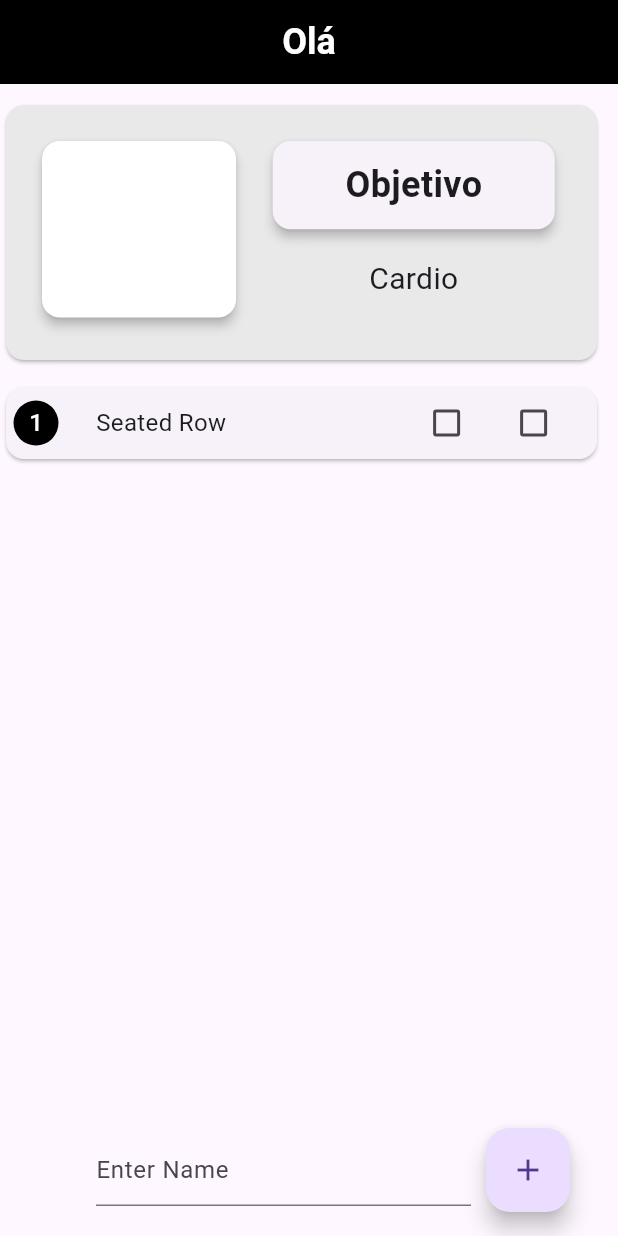
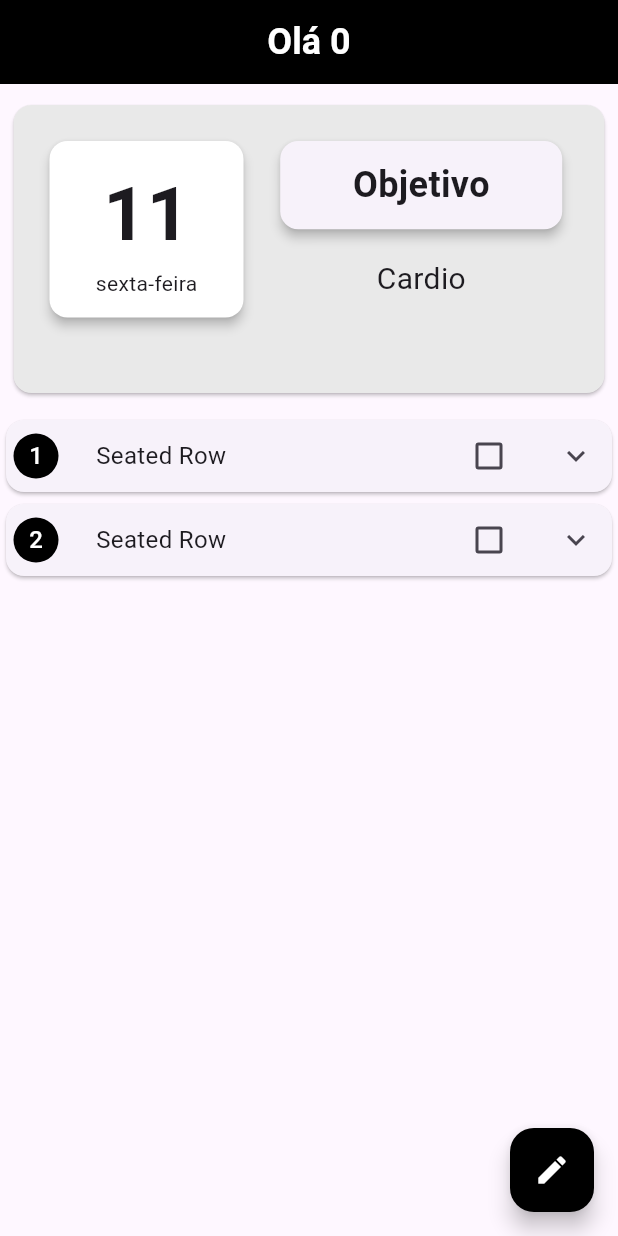
Before and after one commit to Silveira-Guilherme/WeiNote, a Flutter app: the MPage screen opened directly, on a phone screen of 412 x 824 dp. Run offline on Flutter 3.47's test engine with Material 3 defaults, Android fonts, the phone set to English and light mode, and no system bars; our stand-ins replace sqflite; accounts and stored records are empty.

Commit message:
Calendar Update

```diff
--- a/lib/init.dart
+++ b/lib/init.dart
@@ -11,6 +11,7 @@ class InitPage extends StatefulWidget {
 
 class _InitPageState extends State<InitPage> {
   final DatabaseHelper dbHelper = DatabaseHelper();
+
   final TextEditingController _NameController = TextEditingController();
 
   Query(String query) async {
--- a/lib/mpage.dart
+++ b/lib/mpage.dart
@@ -1,8 +1,7 @@
-import 'package:flutter/foundation.dart';
 import 'package:flutter/material.dart';
-import 'package:flutter/widgets.dart';
 import 'package:intl/intl.dart';
 import 'sql.dart';
+import 'package:gymdo/create.dart';
 
 class MPage extends StatefulWidget {
   @override
@@ -11,57 +10,62 @@ class MPage extends StatefulWidget {
 
 class _MPageState extends State<MPage> {
   final DatabaseHelper dbHelper = DatabaseHelper();
-  List<String> names = [];
+  String names = '0';
+  dynamic exercises = 0;
   String data = '', dia = '', obj = 'Cardio';
-  List<bool> Completed = [];
-  List<bool> Expanded = [];
-  double expandedHeight = 50;
+  List<int> cards = [];
+  List<bool> completed = [];
+  List<bool> expandedList = [];
+  DateTime now = DateTime.now();
 
-  ChangeValue(bool value, int index) {
-    Completed[index] = value;
-    setState(() {});
+  void changeValue(bool value, int index) {
+    setState(() {
+      completed[index] = value;
+      expandedList[index] = false;
+    });
   }
 
-  ChangeExpanded(bool value, int index) {
-    Expanded[index] = value;
-    if (value) {
+  void changeExpanded(bool value, int index) {
     setState(() {
-        print('expanded');
-        expandedHeight += 50; // Adjust this value as needed
-      });
-    } else {
-      setState(() {
-        // Decrease the height of the SizedBox by the same amount
-        expandedHeight -= 50; // Adjust this value as needed
+      expandedList[index] = value;
     });
   }
+
+  Future<List<Map<String, dynamic>>> query(String query) async {
+    List<Map<String, dynamic>> queryResult = await dbHelper.customQuery(query);
+    print(queryResult);
+    return queryResult;
   }
 
-  Query(String query) async {
-    DatabaseHelper dbHelper = DatabaseHelper();
-    List<Map<String, dynamic>> queryResult = await dbHelper.customQuery(query);
-    print(queryResult);
-    for (int i = 0; i < queryResult.length; i++) {
-      names.add(queryResult[i]['name']);
-      DateTime now = DateTime.now();
-      data = DateFormat('d', 'pt_BR').format(now).toString();
-      dia = DateFormat('EEEE', 'pt_BR').format(now).toString();
-      String formattedDate =
-          DateFormat('kk:mm:ss \n EEEE d MMMM', 'pt_BR').format(now);
-      print(formattedDate);
+  Future<void> initInfo() async {
+    List<Map<String, dynamic>> username = await query("select name from user");
+    setState(() {
+      for (var result in username) {
+        names = result['name'].toString();
+        print(result['name']);
+      }
+    });
 
-      print(Completed[0]);
+    exercises = await query(
+        "select * from Exer e, Dias d where e.coddia=d.iddia and d.name='$dia'");
 
-      setState(() {});
-    }
+    print(exercises);
   }
 
   @override
   void initState() {
-    Completed.add(false);
-    Expanded.add(false);
-    Query("select name from user");
     super.initState();
+    data = DateFormat('d', 'pt_BR').format(now).toString();
+    dia = DateFormat('EEEE', 'pt_BR').format(now).toString();
+
+    initInfo();
+
+    cards.add(0);
+    completed.add(false);
+    expandedList.add(false);
+    cards.add(0);
+    completed.add(false);
+    expandedList.add(false);
   }
 
   @override
@@ -73,7 +77,7 @@ class _MPageState extends State<MPage> {
         backgroundColor: Colors.black,
         automaticallyImplyLeading: false,
         title: Text(
-            names.isNotEmpty ? 'Olá ${names[0]}' : 'Olá',
+          names.isNotEmpty ? 'Olá ${names}' : 'Olá',
           style: const TextStyle(
             fontWeight: FontWeight.bold,
             fontSize: 24.0,
@@ -87,10 +91,10 @@ class _MPageState extends State<MPage> {
         children: [
           const SizedBox(height: 10),
           SizedBox(
-              height: 178,
+            height: 200,
             width: MediaQuery.of(context).size.width - 10,
             child: Card(
-                color: Color.fromARGB(255, 233, 233, 233),
+              color: const Color.fromARGB(255, 233, 233, 233),
               elevation: 1,
               child: Padding(
                 padding: const EdgeInsets.all(20),
@@ -167,7 +171,8 @@ class _MPageState extends State<MPage> {
                                   ),
                                 )
                               ],
-                                )),
+                            ),
+                          ),
                         ],
                       ),
                     ),
@@ -177,87 +182,88 @@ class _MPageState extends State<MPage> {
             ),
           ),
           const SizedBox(height: 10),
-            SizedBox(
-              width: MediaQuery.of(context).size.width - 10,
-              height: MediaQuery.of(context).size.height / 2,
-              child: Container(
-                // Set a fixed height or use constraints to avoid overflow errors
+          Expanded(
             child: ListView.builder(
-                  itemCount: 1,
+              itemCount: cards.length,
               itemBuilder: (context, index) {
-                    return SizedBox(
-                        width: MediaQuery.of(context).size.width,
-                        height: expandedHeight,
-                        child: Column(
+                return Column(
                   children: [
                     Card(
-                              child: Row(
+                      child: Column(
                         children: [
                           Row(
                             children: [
-                                      SizedBox(
-                                        width: 5,
-                                      ),
+                              const SizedBox(width: 5),
                               CircleAvatar(
                                 radius: 15,
                                 backgroundColor: Colors.black,
                                 child: Text(
                                   (index + 1).toString(),
-                                          style: TextStyle(color: Colors.white),
+                                  style: const TextStyle(color: Colors.white),
                                 ),
                               ),
-                                      SizedBox(
-                                        width: 25,
-                                      ),
-                                      Text(
+                              const SizedBox(width: 25),
+                              const Text(
                                 'Seated Row',
                                 style: TextStyle(fontSize: 16),
                               ),
+                              const Spacer(),
+                              Checkbox(
+                                value: completed[index],
+                                onChanged: (value) {
+                                  changeValue(value!, index);
+                                },
+                              ),
+                              const SizedBox(width: 10),
+                              IconButton(
+                                icon: Icon(expandedList[index]
+                                    ? Icons.expand_less
+                                    : Icons.expand_more),
+                                onPressed: () {
+                                  changeExpanded(!expandedList[index], index);
+                                },
+                              ),
                             ],
                           ),
-                                  SizedBox(
-                                    width:
-                                        MediaQuery.of(context).size.width / 1.8,
-                                    child: Row(
-                                      mainAxisAlignment: MainAxisAlignment.end,
+                          if (expandedList[index])
+                            Container(
+                              padding: const EdgeInsets.all(8.0),
+                              child: const Column(
                                 children: [
-                                        Checkbox(
-                                            value: Completed.isEmpty
-                                                ? false
-                                                : Completed[0],
-                                            onChanged: (value) {
-                                              ChangeValue(value!, index);
-                                            }),
-                                        SizedBox(
-                                          width: 10,
-                                        ),
-                                        Checkbox(
-                                            value: Expanded.isEmpty
-                                                ? false
-                                                : Expanded[0],
-                                            onChanged: (value) {
-                                              ChangeExpanded(value!, index);
-                                            }),
+                                  Text('Additional details about Seated Row'),
+                                  // Add more detailed information here
                                 ],
                               ),
                             ),
                         ],
                       ),
                     ),
-                            SizedBox(
-                              height: expandedHeight - 50,
-                              child: Row(
-                                children: [Text(data)],
-                              ),
-                            )
                   ],
-                        ));
+                );
               },
             ),
           ),
-            )
         ],
       ),
+      floatingActionButton: FloatingActionButton(
+        backgroundColor: Colors.black,
+        foregroundColor: Colors.white,
+        onPressed: () {
+          Navigator.push(
+            context,
+            MaterialPageRoute(
+              builder: (context) => CPage(),
+            ),
+          );
+        },
+        child: Icon(Icons.edit),
+      ),
+    );
+  }
+}
+
+
+/*
 floatingActionButton: Padding(
         padding: const EdgeInsets.only(right: 16.0),
         child: Row(
@@ -267,24 +273,24 @@ class _MPageState extends State<MPage> {
               width: 250,
               child: TextField(
                 controller: _textFieldController,
-                  decoration: InputDecoration(
+                decoration: const InputDecoration(
                   hintText: 'Enter Name',
                 ),
               ),
             ),
-              SizedBox(width: 10),
+            const SizedBox(width: 10),
             FloatingActionButton(
               onPressed: () async {
                 String name = _textFieldController.text;
-                  print(name);
+                print(name + "7777777777777777");
                 if (name.isNotEmpty) {
-                    Query(name);
+                  //await query(name);
                 }
               },
-                child: Icon(Icons.add),
+              child: const Icon(Icons.add),
             ),
           ],
         ),
-        ));
-  }
-}
+      ),
+
+      */
```
Also changed, not shown: lib/create.dart (added, +139 -0 lines), lib/sql.dart (+4 -4 lines), 9 other files. Lines whose indentation alone changed are shown as unchanged.
